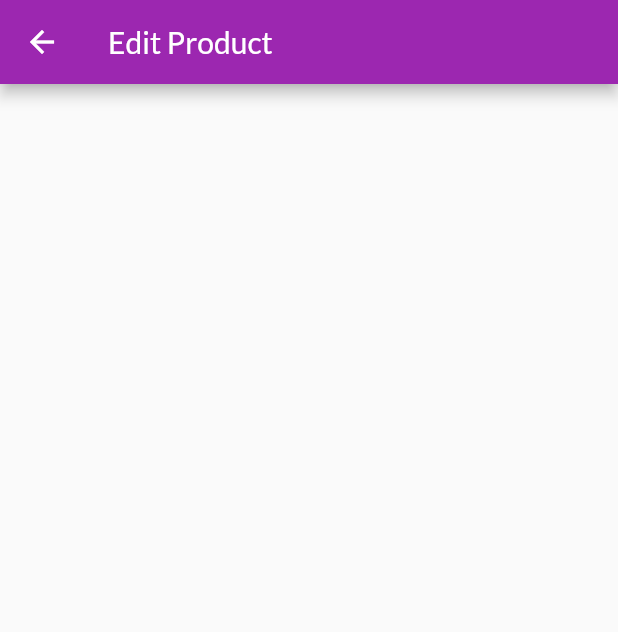
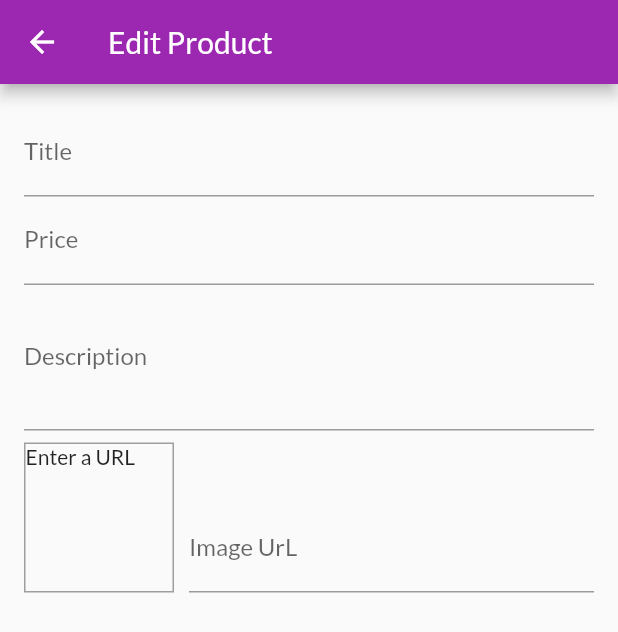
Before and after one commit to yunus6116/shopapp, a Flutter app: the EditProductScreen screen opened directly, on a phone screen of 412 x 824 dp. Shown: the top 632 px of the screen. Run offline on Flutter 3.47's test engine with Material 2 defaults, Android fonts, the phone set to English and light mode, and no system bars; network calls fail.

Commit message:
EditProductScreen'da gerekli inputlar eklendi

```diff
--- a/lib/main.dart
+++ b/lib/main.dart
@@ -9,6 +9,7 @@ import './providers/cart.dart';
 import './providers/orders.dart';
 import './screens/orders_screen.dart';
 import './screens/user_productsScreen.dart';
+import './screens/edit_product_screen.dart';
 
 void main() {
   runApp(MyApp());
@@ -42,6 +43,7 @@ class MyApp extends StatelessWidget {
           CartScreen.routeName: (ctx) => CartScreen(),
           OrdersScreen.routeName: (ctx) => OrdersScreen(),
           UserProrductsScreen.routeName: (ctx) => UserProrductsScreen(),
+          EditProductScreen.routeName: (ctx) => EditProductScreen(),
         },
       ),
     );
--- a/lib/screens/edit_product_screen.dart
+++ b/lib/screens/edit_product_screen.dart
@@ -1,17 +1,118 @@
 import 'package:flutter/material.dart';
 
 class EditProductScreen extends StatefulWidget {
+  static const routeName = '/edit-prodcut';
+
   @override
   _EditProductScreenState createState() => _EditProductScreenState();
 }
 
 class _EditProductScreenState extends State<EditProductScreen> {
+  final _priceFocusNode = FocusNode();
+  final _descriptionFocusNode = FocusNode();
+  final _imageUrlController = TextEditingController();
+  final _imageUrlFocusNode = FocusNode();
+
+  @override
+  void initState() {
+    _imageUrlFocusNode.addListener(_updateImageUrl);
+    super.initState();
+  }
+
+  @override
+  void dispose() {
+    _imageUrlFocusNode.removeListener(_updateImageUrl);
+    _priceFocusNode.dispose();
+    _descriptionFocusNode.dispose();
+    _imageUrlController.dispose();
+    _imageUrlFocusNode.dispose();
+    super.dispose();
+  }
+
+  void _updateImageUrl() {
+    if (!_imageUrlFocusNode.hasFocus) {
+      setState(() {});
+    }
+  }
+
   @override
   Widget build(BuildContext context) {
     return Scaffold(
       appBar: AppBar(
         title: Text('Edit Product'),
       ),
+      body: Padding(
+        padding: const EdgeInsets.all(16.0),
+        child: Form(
+          child: ListView(
+            children: <Widget>[
+              TextFormField(
+                decoration: InputDecoration(labelText: 'Title'),
+                textInputAction: TextInputAction.next,
+                onFieldSubmitted: (_) {
+                  FocusScope.of(context).requestFocus(_priceFocusNode);
+                },
+              ),
+              TextFormField(
+                decoration: InputDecoration(labelText: 'Price'),
+                textInputAction: TextInputAction.next,
+                keyboardType: TextInputType.number,
+                focusNode: _priceFocusNode,
+                onFieldSubmitted: (_) {
+                  FocusScope.of(context).requestFocus(_descriptionFocusNode);
+                },
+              ),
+              TextFormField(
+                decoration: InputDecoration(labelText: 'Description'),
+                maxLines: 3,
+                keyboardType: TextInputType.multiline,
+                focusNode: _descriptionFocusNode,
+              ),
+              Row(
+                crossAxisAlignment: CrossAxisAlignment.end,
+                children: <Widget>[
+                  Container(
+                    width: 100,
+                    height: 100,
+                    margin: EdgeInsets.only(
+                      top: 8,
+                      right: 10,
+                    ),
+                    decoration: BoxDecoration(
+                      border: Border.all(
+                        width: 1,
+                        color: Colors.grey,
+                      ),
+                    ),
+                    child: _imageUrlController.text.isEmpty
+                        ? Text('Enter a URL')
+                        : FittedBox(
+                            child: Image.network(
+                              _imageUrlController.text,
+                              fit: BoxFit.cover,
+                            ),
+                          ),
+                  ),
+                  Expanded(
+                    child: TextFormField(
+                      decoration: InputDecoration(
+                        labelText: 'Image UrL',
+                      ),
+                      keyboardType: TextInputType.url,
+                      textInputAction: TextInputAction.done,
+                      controller: _imageUrlController,
+                      focusNode: _imageUrlFocusNode,
+                      onEditingComplete: () {
+                        setState(() {});
+                      },
+                    ),
+                  ),
+                ],
+              )
+            ],
+          ),
+        ),
+      ),
     );
   }
 }
--- a/lib/screens/user_productsScreen.dart
+++ b/lib/screens/user_productsScreen.dart
@@ -4,6 +4,7 @@ import 'package:provider/provider.dart';
 import '../providers/products.dart';
 import '../widgets/user_product_item.dart';
 import '../widgets/app_drawer.dart';
+import './edit_product_screen.dart';
 
 class UserProrductsScreen extends StatelessWidget {
   static const routeName = '/user-products';
@@ -17,7 +18,7 @@ class UserProrductsScreen extends StatelessWidget {
           IconButton(
               icon: const Icon(Icons.add),
               onPressed: () {
-                //...
+                Navigator.of(context).pushNamed(EditProductScreen.routeName);
               }),
         ],
       ),
```
